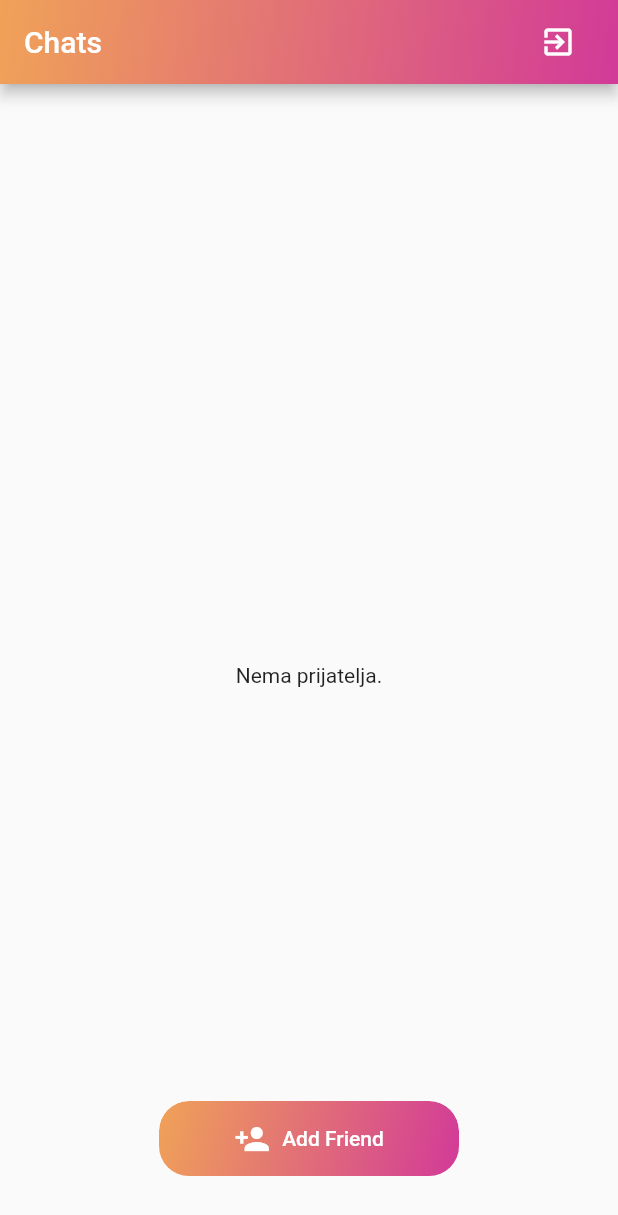
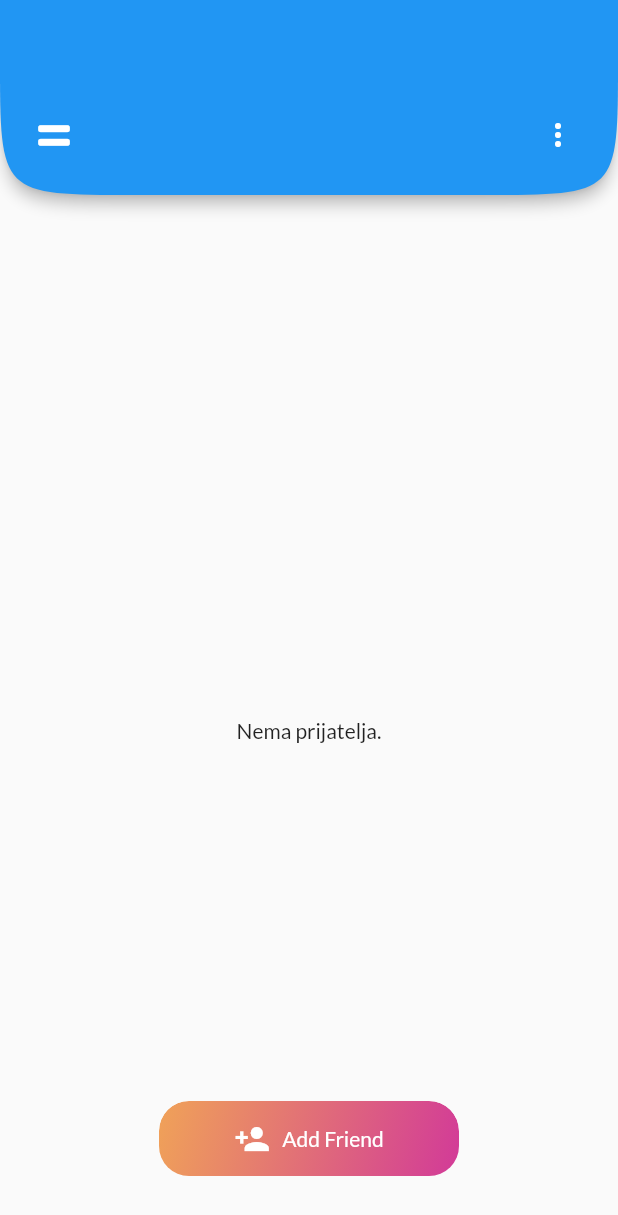
Before and after one commit to Ado2211/chat_app_firebase, a Flutter app: the screen it shows once a user with an empty profile is signed in, on a phone screen of 412 x 824 dp. Shown: the top 1215 px of the screen. Run offline on Flutter 3.47's test engine with Material 2 defaults, Android fonts, the phone set to English and light mode, and no system bars; our stand-ins replace cloud_firestore, firebase_auth, firebase_core, font_awesome_flutter, get; accounts and stored records are empty; generated files the repository leaves out were written again; network calls fail.

Commit message:
prikazivanje zadnje poruke u subtitle

```diff
--- a/lib/app/modules/home/home_view.dart
+++ b/lib/app/modules/home/home_view.dart
@@ -1,45 +1,73 @@
 import 'package:chat_app_firebase/app/modules/auth/auth_controller.dart';
 import 'package:chat_app_firebase/app/modules/home/home_controller.dart';
-import 'package:cloud_firestore/cloud_firestore.dart';
+
 import 'package:flutter/material.dart';
+import 'package:font_awesome_flutter/font_awesome_flutter.dart';
 import 'package:get/get.dart';
-import 'package:get/get_connect/http/src/utils/utils.dart';
 
 class HomeView extends StatelessWidget {
   final authC = Get.find<AuthController>();
   final HomeController controller = Get.put(HomeController());
   final TextEditingController friendEmailController = TextEditingController();
-  final FirebaseFirestore _firestore = FirebaseFirestore.instance;
 
   @override
   Widget build(BuildContext context) {
     return Scaffold(
       appBar: AppBar(
+        toolbarHeight: 130,
         automaticallyImplyLeading: false,
-        title: Row(
-          mainAxisAlignment: MainAxisAlignment.spaceBetween,
-          children: [
-            Text('Chats'),
-            IconButton(
-              icon: Icon(Icons.exit_to_app),
-              onPressed: () {
-                authC.logOut();
-              },
-            ),
-          ],
+        shape: ContinuousRectangleBorder(
+          borderRadius: BorderRadius.only(
+            bottomLeft: Radius.elliptical(90, 90),
+            bottomRight: Radius.elliptical(90, 90),
+          ),
         ),
         flexibleSpace: Container(
-          decoration: BoxDecoration(
-            gradient: LinearGradient(
-              colors: [
-                Color.fromARGB(255, 240, 162, 88),
-                Color.fromARGB(255, 210, 58, 152),
-              ],
-              begin: Alignment.topLeft,
-              end: Alignment.bottomRight,
-              stops: [0.0, 1.2],
-              tileMode: TileMode.clamp,
-            ),
+          padding: EdgeInsets.fromLTRB(16, 70, 16, 56),
+          child: Row(
+            mainAxisAlignment: MainAxisAlignment.spaceBetween,
+            children: [
+              Padding(
+                padding: const EdgeInsets.all(8.0),
+                child: Icon(
+                  FontAwesomeIcons.equals,
+                  color: Colors.white,
+                ),
+              ),
+              Text(
+                'MESSAGES',
+                style: TextStyle(
+                  fontFamily: 'Lato-Regular',
+                  fontSize: 24,
+                  color: Colors.white,
+                  letterSpacing:
+                      2.5, // Prilagodi vrijednost kako bi postigao željeni razmak
+                ),
+              ),
+              PopupMenuButton(
+                icon: Icon(
+                  Icons.more_vert,
+                  color: Colors.white,
+                ),
+                itemBuilder: (BuildContext context) => <PopupMenuEntry>[
+                  const PopupMenuItem(
+                    value: 'profile',
+                    child: Text('Profile'),
+                  ),
+                  const PopupMenuItem(
+                    value: 'logout',
+                    child: Text('Log Out'),
+                  ),
+                ],
+                onSelected: (value) {
+                  if (value == 'profile') {
+                    // Logika za otvaranje ekrana profila
+                  } else if (value == 'logout') {
+                    authC.logOut();
+                  }
+                },
+              ),
+            ],
           ),
         ),
       ),
@@ -69,6 +97,7 @@ class HomeView extends StatelessWidget {
                       final friendData = snapshot.data![index];
                       final username = friendData['username'];
                       final friendEmail = friendData['email'];
+                      final latestMessage = friendData['message'];
 
                       return Card(
                         elevation: 3,
@@ -81,10 +110,10 @@ class HomeView extends StatelessWidget {
                               color: Color.fromARGB(255, 85, 82, 82),
                             ),
                           ),
-                          subtitle: Text(friendEmail!),
+                          subtitle: Text(latestMessage!),
                           trailing: Icon(Icons.arrow_forward),
                           onTap: () async {
-                            String selectedFriendEmail = friendEmail;
+                            String selectedFriendEmail = friendEmail!;
 
                             String? chatId = await controller.getChatId(
                               authC.auth.currentUser!.email!,
--- a/lib/main.dart
+++ b/lib/main.dart
@@ -7,7 +7,6 @@ import 'package:flutter/services.dart';
 import 'app/routes/app_pages.dart';
 import 'app/utils/firebase_options.dart';
 import 'package:get/get.dart';
-
 
 Future<void> main() async {
   WidgetsFlutterBinding.ensureInitialized();
@@ -33,11 +32,10 @@ class MyApp extends StatelessWidget {
     return GetMaterialApp(
       debugShowCheckedModeBanner: false,
       theme: ThemeData(
-        primarySwatch: Colors.red,
+        fontFamily: 'Lato-Regular',
       ),
       initialRoute: Routes.HOME,
       getPages: AppPages.routes,
-
     );
   }
 }
```
